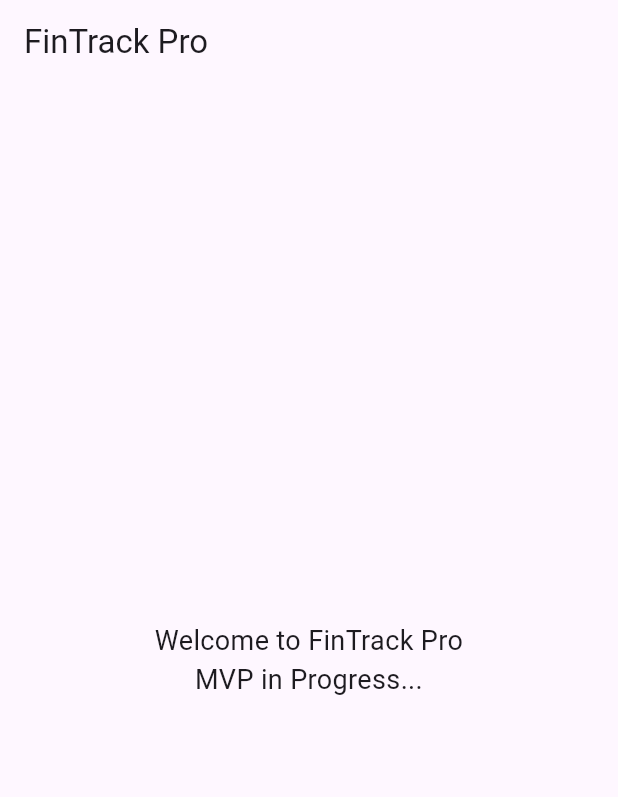
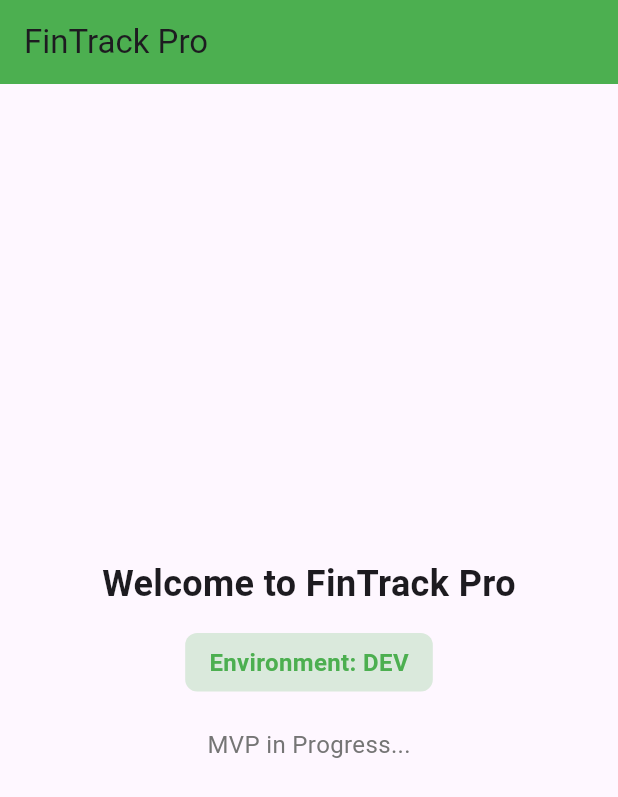
Before and after one commit to wdavid73/fin_track_pro, a Flutter app: the screen it shows after launch, on a phone screen of 412 x 824 dp. Shown: the top 797 px of the screen. Run offline on Flutter 3.47's test engine with Material 3 defaults, Android fonts, the light colour scheme and no system bars; our stand-ins replace dio, flutter_dotenv, get_it, injectable.

Commit message:
🎨  add flavors dev, staging, prod

```diff
--- a/lib/app/app.dart
+++ b/lib/app/app.dart
@@ -1,32 +1,77 @@
 import 'package:flutter/material.dart';
+import 'package:fin_track_pro/core/config/flavor_config.dart';
 
 class MyApp extends StatelessWidget {
   const MyApp({super.key});
 
   @override
   Widget build(BuildContext context) {
-    return const MaterialApp(
-      title: 'FinTrack Pro',
-      debugShowCheckedModeBanner: false,
-      home: HomePage(),
+    final flavorConfig = FlavorConfig.instance;
+
+    return MaterialApp(
+      title: flavorConfig.appName,
+      debugShowCheckedModeBanner: flavorConfig.showDebugBanner,
+      home: HomePage(flavorConfig: flavorConfig),
     );
   }
 }
 
 class HomePage extends StatelessWidget {
-  const HomePage({super.key});
+  final FlavorConfig flavorConfig;
+
+  const HomePage({super.key, required this.flavorConfig});
 
   @override
   Widget build(BuildContext context) {
     return Scaffold(
-      appBar: AppBar(title: const Text('FinTrack Pro')),
-      body: const Center(
-        child: Text(
-          'Welcome to FinTrack Pro\nMVP in Progress...',
-          textAlign: TextAlign.center,
-          style: TextStyle(fontSize: 18),
+      appBar: AppBar(
+        title: Text(flavorConfig.appName),
+        backgroundColor: _getFlavorColor(),
+      ),
+      body: Center(
+        child: Column(
+          mainAxisAlignment: MainAxisAlignment.center,
+          children: [
+            Text(
+              'Welcome to ${flavorConfig.appName}',
+              textAlign: TextAlign.center,
+              style: const TextStyle(fontSize: 24, fontWeight: FontWeight.bold),
+            ),
+            const SizedBox(height: 16),
+            Container(
+              padding: const EdgeInsets.symmetric(horizontal: 16, vertical: 8),
+              decoration: BoxDecoration(
+                color: _getFlavorColor().withOpacity(0.2),
+                borderRadius: BorderRadius.circular(8),
+              ),
+              child: Text(
+                'Environment: ${flavorConfig.name.toUpperCase()}',
+                style: TextStyle(
+                  fontSize: 16,
+                  fontWeight: FontWeight.w600,
+                  color: _getFlavorColor(),
+                ),
+              ),
+            ),
+            const SizedBox(height: 24),
+            Text(
+              'MVP in Progress...',
+              style: TextStyle(fontSize: 16, color: Colors.grey[600]),
+            ),
+          ],
         ),
       ),
     );
   }
+
+  Color _getFlavorColor() {
+    switch (flavorConfig.flavor) {
+      case Flavor.dev:
+        return Colors.green;
+      case Flavor.staging:
+        return Colors.orange;
+      case Flavor.prod:
+        return Colors.blue;
+    }
+  }
 }
--- /dev/null
+++ b/lib/core/config/env_config.dart
@@ -0,0 +1,30 @@
+import 'package:flutter_dotenv/flutter_dotenv.dart';
+
+class EnvConfig {
+  static String get appName => dotenv.get('APP_NAME', fallback: 'FinTrack Pro');
+
+  static String get appSuffix => dotenv.get('APP_SUFFIX', fallback: '');
+
+  static String get bundleId =>
+      dotenv.get('BUNDLE_ID', fallback: 'com.fintrackpro');
+
+  static String get apiBaseUrl => dotenv.get('API_BASE_URL', fallback: '');
+
+  static int get apiTimeout =>
+      int.tryParse(dotenv.get('API_TIMEOUT', fallback: '30000')) ?? 30000;
+
+  static bool get enableLogging =>
+      dotenv.get('ENABLE_LOGGING', fallback: 'false').toLowerCase() == 'true';
+
+  static bool get enableDebugBanner =>
+      dotenv.get('ENABLE_DEBUG_BANNER', fallback: 'false').toLowerCase() ==
+      'true';
+
+  static String get environment =>
+      dotenv.get('ENVIRONMENT', fallback: 'development');
+
+  /// Load environment variables from the specified file
+  static Future<void> load(String fileName) async {
+    await dotenv.load(fileName: fileName);
+  }
+}
--- /dev/null
+++ b/lib/core/config/flavor_config.dart
@@ -0,0 +1,58 @@
+enum Flavor { dev, staging, prod }
+
+class FlavorConfig {
+  final Flavor flavor;
+  final String name;
+  final String appName;
+  final String bundleId;
+  final bool enableLogging;
+  final bool showDebugBanner;
+
+  FlavorConfig._({
+    required this.flavor,
+    required this.name,
+    required this.appName,
+    required this.bundleId,
+    required this.enableLogging,
+    required this.showDebugBanner,
+  });
+
+  static FlavorConfig? _instance;
+
+  static FlavorConfig get instance {
+    if (_instance == null) {
+      throw Exception(
+        'FlavorConfig not initialized. Call FlavorConfig.initialize() first.',
+      );
+    }
+    return _instance!;
+  }
+
+  static bool get isInitialized => _instance != null;
+
+  static void initialize({
+    required Flavor flavor,
+    required String appName,
+    required String bundleId,
+    required bool enableLogging,
+    required bool showDebugBanner,
+  }) {
+    _instance = FlavorConfig._(
+      flavor: flavor,
+      name: flavor.name,
+      appName: appName,
+      bundleId: bundleId,
+      enableLogging: enableLogging,
+      showDebugBanner: showDebugBanner,
+    );
+  }
+
+  bool get isDev => flavor == Flavor.dev;
+  bool get isStaging => flavor == Flavor.staging;
+  bool get isProd => flavor == Flavor.prod;
+
+  @override
+  String toString() {
+    return 'FlavorConfig(flavor: $name, appName: $appName, bundleId: $bundleId)';
+  }
+}
--- a/lib/main.dart
+++ b/lib/main.dart
@@ -1,9 +1,24 @@
-import 'package:fin_track_pro/app/app.dart';
 import 'package:fin_track_pro/app/injection_container.dart';
+import 'package:fin_track_pro/core/config/env_config.dart';
+import 'package:fin_track_pro/core/config/flavor_config.dart';
 import 'package:flutter/material.dart';
 
-void main() async {
+import 'app/app.dart';
+
+Future<void> mainCommon(Flavor flavor, String envFile) async {
   WidgetsFlutterBinding.ensureInitialized();
+
+  // Load environment variables
+  await EnvConfig.load(envFile);
+
+  // Initialize flavor configuration
+  FlavorConfig.initialize(
+    flavor: flavor,
+    appName: EnvConfig.appName,
+    bundleId: EnvConfig.bundleId,
+    enableLogging: EnvConfig.enableLogging,
+    showDebugBanner: EnvConfig.enableDebugBanner,
+  );
 
   // Initialize dependency injection
   await configureDependencies();
--- /dev/null
+++ b/lib/main_dev.dart
@@ -0,0 +1,6 @@
+import 'package:fin_track_pro/core/config/flavor_config.dart';
+import 'package:fin_track_pro/main.dart' as common;
+
+Future<void> main() async {
+  await common.mainCommon(Flavor.dev, '.env.dev');
+}
--- /dev/null
+++ b/lib/main_prod.dart
@@ -0,0 +1,6 @@
+import 'package:fin_track_pro/core/config/flavor_config.dart';
+import 'package:fin_track_pro/main.dart' as common;
+
+Future<void> main() async {
+  await common.mainCommon(Flavor.prod, '.env.prod');
+}
--- /dev/null
+++ b/lib/main_staging.dart
@@ -0,0 +1,6 @@
+import 'package:fin_track_pro/core/config/flavor_config.dart';
+import 'package:fin_track_pro/main.dart' as common;
+
+Future<void> main() async {
+  await common.mainCommon(Flavor.staging, '.env.staging');
+}
--- a/pubspec.yaml
+++ b/pubspec.yaml
@@ -14,6 +14,7 @@ dependencies:
   flutter:
     sdk: flutter
   flutter_bloc: ^9.1.1
+  flutter_dotenv: ^5.2.1
   formz: ^0.8.0
   get_it: ^9.1.0
   go_router: ^17.0.0
@@ -29,3 +30,8 @@ dev_dependencies:
 
 flutter:
   uses-material-design: true
+
+  assets:
+    - .env.dev
+    - .env.staging
+    - .env.prod
```
Also changed, not shown: pubspec.lock, 13 other files.
